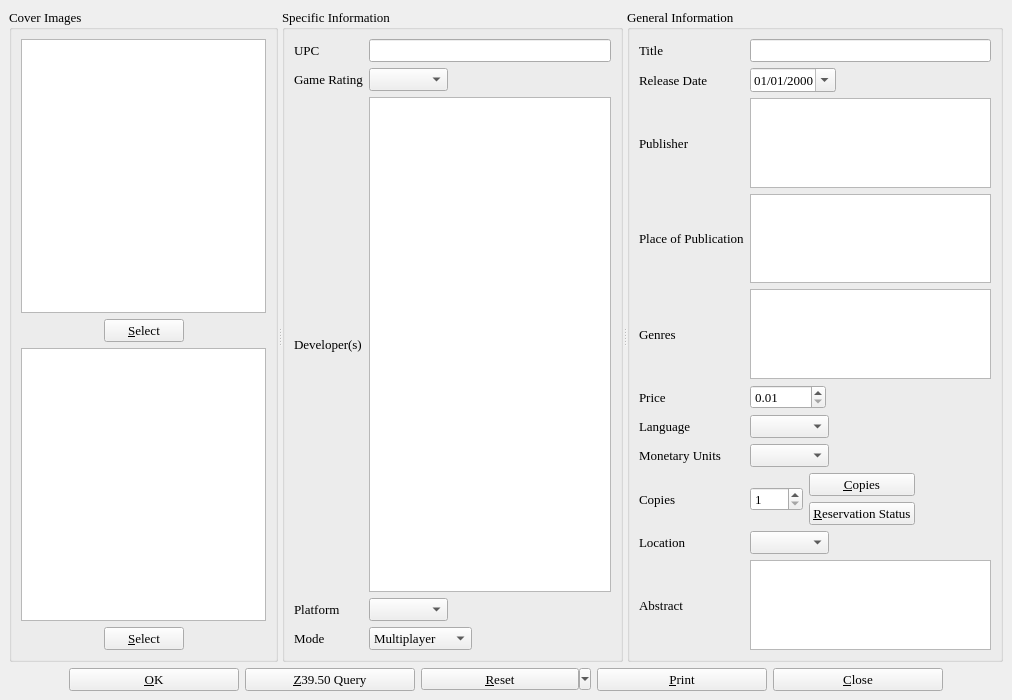
First picture: the form in videogameinfo.ui, repository textbrowser/biblioteq, before the edit.
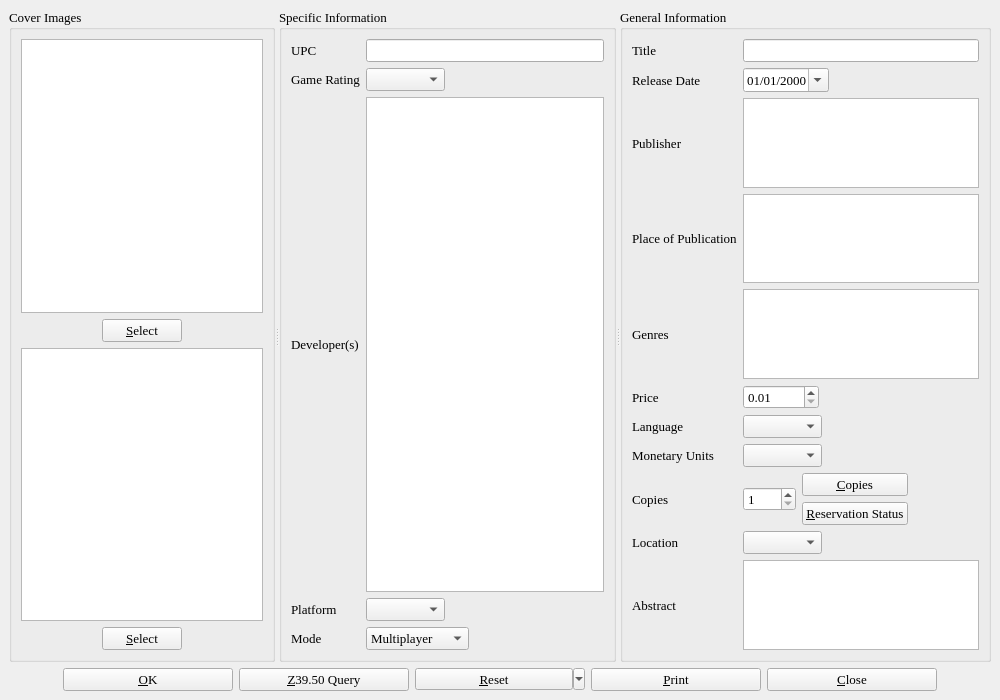
Second picture: the form after the edit. Icons and pictures are not drawn. Custom widgets are drawn as their Qt base class.

Patch:
```diff
--- a/videogameinfo.ui
+++ b/videogameinfo.ui
@@ -6,7 +6,7 @@
    <rect>
     <x>0</x>
     <y>0</y>
-    <width>1012</width>
+    <width>1000</width>
     <height>700</height>
    </rect>
   </property>
```
